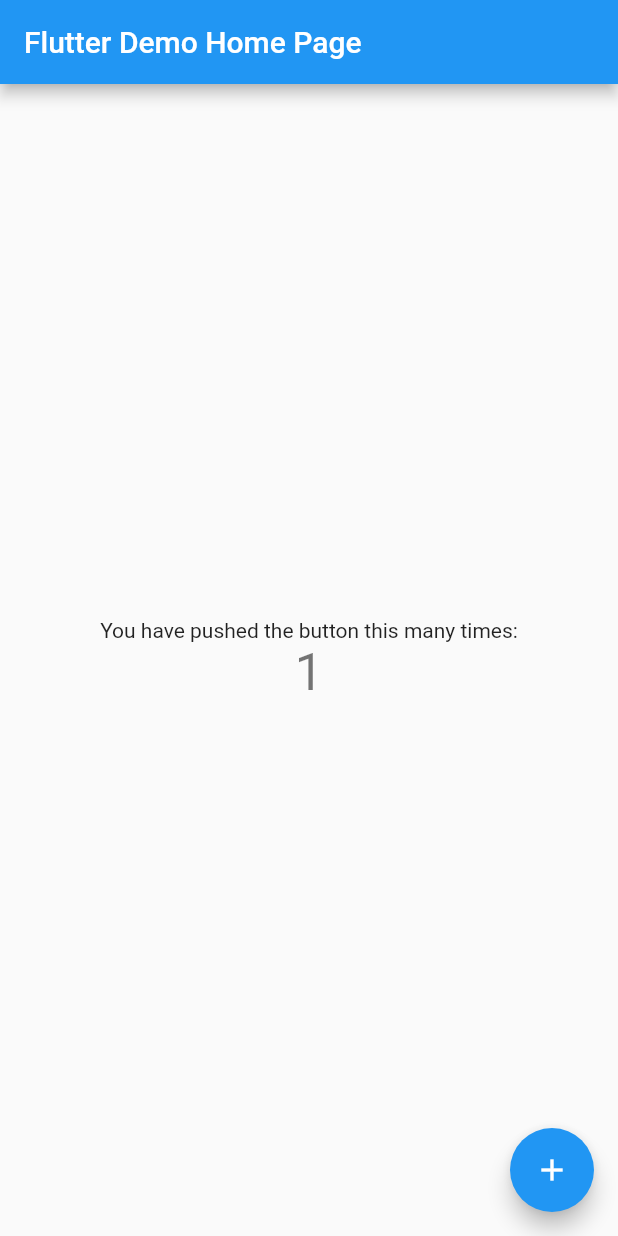
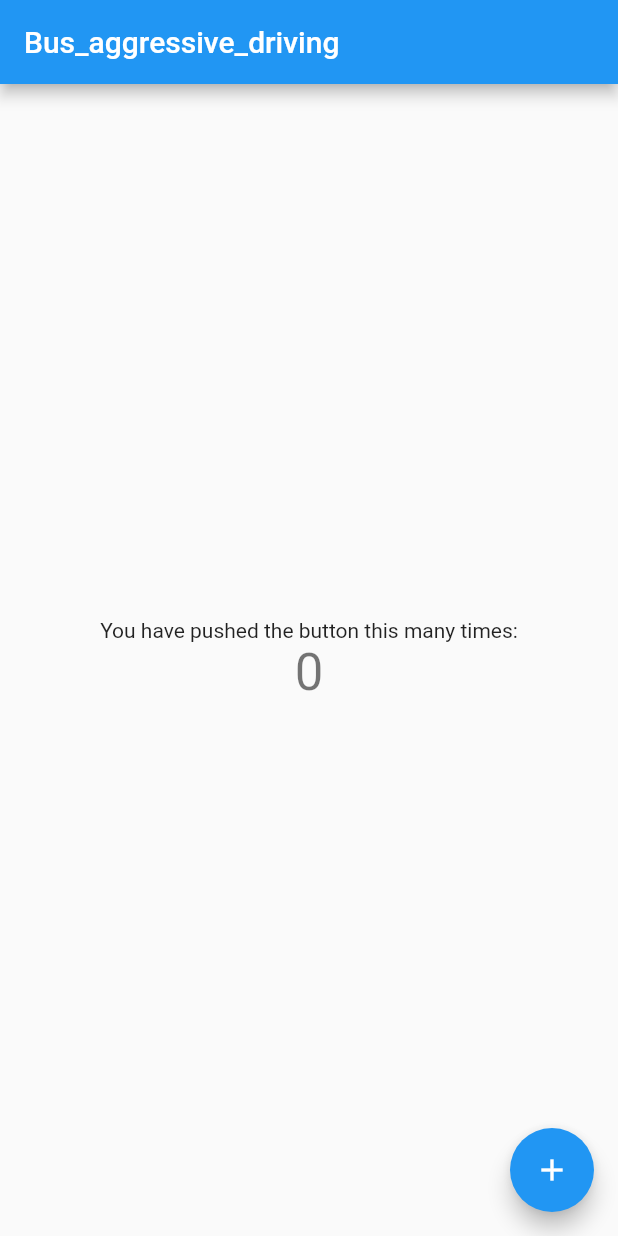
Before and after one commit to ChoiMoonSeok/sk_bus_project, a Flutter app: the MyHomePage screen opened directly, after a tap on the "add" icon, on a phone screen of 412 x 824 dp. Run offline on Flutter 3.47's test engine with Material 2 defaults, Android fonts, the phone set to English and light mode, and no system bars; our stand-ins replace sensors_plus.

Commit message:
sensor_plus를 이용하여 가속도 데이터 획득 및 리스트를 생성하여 가속도와 난폭운전 발생 시간 저장

```diff
--- a/lib/main.dart
+++ b/lib/main.dart
@@ -1,4 +1,7 @@
+import 'dart:math';
+
 import 'package:flutter/material.dart';
+import 'package:sensors_plus/sensors_plus.dart';
 
 void main() {
   runApp(const MyApp());
@@ -11,7 +14,7 @@ class MyApp extends StatelessWidget {
   @override
   Widget build(BuildContext context) {
     return MaterialApp(
-      title: 'Flutter Demo',
+      title: 'Bus_aggressive_driving',
       theme: ThemeData(
         // This is the theme of your application.
         //
@@ -24,7 +27,7 @@ class MyApp extends StatelessWidget {
         // is not restarted.
         primarySwatch: Colors.blue,
       ),
-      home: const MyHomePage(title: 'Flutter Demo Home Page'),
+      home: const MyHomePage(title: 'Bus_aggressive_driving'),
     );
   }
 }
@@ -48,7 +51,10 @@ class MyHomePage extends StatefulWidget {
 }
 
 class _MyHomePageState extends State<MyHomePage> {
-  int _counter = 0;
+  List<double> accelator_x = [];
+  List<double> accelator_y = [];
+  List<double> accelator_z = [];
+  List<DateTime> time = [];
 
   void _incrementCounter() {
     setState(() {
@@ -57,7 +63,14 @@ class _MyHomePageState extends State<MyHomePage> {
       // so that the display can reflect the updated values. If we changed
       // _counter without calling setState(), then the build method would not be
       // called again, and so nothing would appear to happen.
-      _counter++;
+      accelerometerEvents.listen((AccelerometerEvent event) { // 가속도계 센서에서 데이터 받아오기
+        if (sqrt(event.x * event.x + event.y * event.y + event.z + event.z) > 20){ // 가속도가 10 이상인 경우 입력 받기
+          accelator_x.add(event.x); // 가속도 x
+          accelator_x.add(event.y); // 가속도 y
+          accelator_x.add(event.z); // 가속도 z
+          time.add(new DateTime.now()); // 난폭 운전이 감지된 시간 저장
+        }
+      });
     });
   }
 
@@ -99,7 +112,7 @@ class _MyHomePageState extends State<MyHomePage> {
               'You have pushed the button this many times:',
             ),
             Text(
-              '$_counter',
+              '${time.length}',
               style: Theme.of(context).textTheme.headline4,
             ),
           ],
--- a/pubspec.yaml
+++ b/pubspec.yaml
@@ -34,6 +34,7 @@ dependencies:
   # The following adds the Cupertino Icons font to your application.
   # Use with the CupertinoIcons class for iOS style icons.
   cupertino_icons: ^1.0.2
+  sensors_plus: ^1.3.1
 
 dev_dependencies:
   flutter_test:
```
Also changed, not shown: pubspec.lock, 3 other files.
